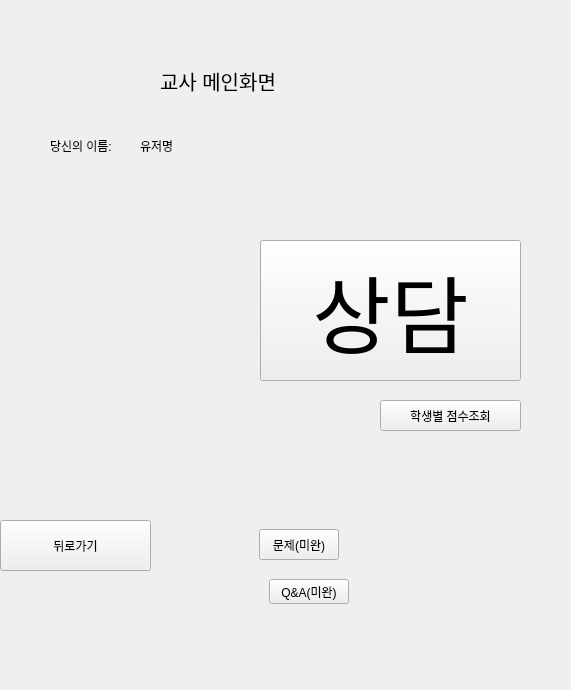
The window that teacher_client.ui (Eduappproject/education_application) describes before a commit, drawn with Qt 5.
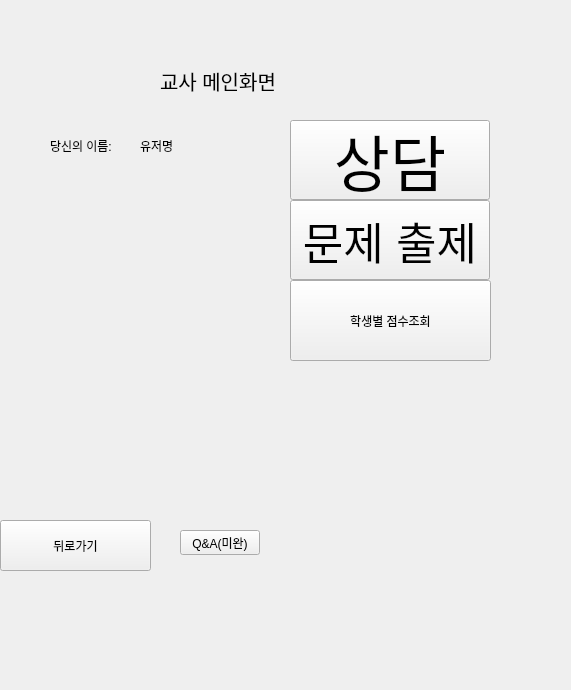
The same window after the commit. The open tabs and pages were chosen to show the change.

```diff
--- a/teacher_client.ui
+++ b/teacher_client.ui
@@ -479,52 +479,21 @@
     <widget class="QPushButton" name="StudentScore_Button_1">
      <property name="geometry">
       <rect>
-       <x>380</x>
-       <y>380</y>
-       <width>141</width>
-       <height>31</height>
+       <x>290</x>
+       <y>260</y>
+       <width>201</width>
+       <height>81</height>
       </rect>
      </property>
      <property name="text">
       <string>학생별 점수조회</string>
      </property>
     </widget>
-    <widget class="QPushButton" name="mainButton_2">
-     <property name="geometry">
-      <rect>
-       <x>259</x>
-       <y>509</y>
-       <width>80</width>
-       <height>31</height>
-      </rect>
-     </property>
-     <property name="text">
-      <string>문제(미완)</string>
-     </property>
-    </widget>
-    <widget class="QPushButton" name="mainPageCounselButton">
-     <property name="geometry">
-      <rect>
-       <x>260</x>
-       <y>220</y>
-       <width>261</width>
-       <height>141</height>
-      </rect>
-     </property>
-     <property name="font">
-      <font>
-       <pointsize>64</pointsize>
-      </font>
-     </property>
-     <property name="text">
-      <string>상담</string>
-     </property>
-    </widget>
     <widget class="QPushButton" name="mainButton_4">
      <property name="geometry">
       <rect>
-       <x>269</x>
-       <y>559</y>
+       <x>180</x>
+       <y>510</y>
        <width>80</width>
        <height>25</height>
       </rect>
@@ -590,6 +559,42 @@
       <string>당신의 이름:</string>
      </property>
     </widget>
+    <widget class="QPushButton" name="mainButton_2">
+     <property name="geometry">
+      <rect>
+       <x>290</x>
+       <y>180</y>
+       <width>200</width>
+       <height>80</height>
+      </rect>
+     </property>
+     <property name="font">
+      <font>
+       <pointsize>33</pointsize>
+      </font>
+     </property>
+     <property name="text">
+      <string>문제 출제</string>
+     </property>
+    </widget>
+    <widget class="QPushButton" name="mainPageCounselButton">
+     <property name="geometry">
+      <rect>
+       <x>290</x>
+       <y>100</y>
+       <width>200</width>
+       <height>80</height>
+      </rect>
+     </property>
+     <property name="font">
+      <font>
+       <pointsize>46</pointsize>
+      </font>
+     </property>
+     <property name="text">
+      <string>상담</string>
+     </property>
+    </widget>
    </widget>
    <widget class="QWidget" name="page_3">
     <widget class="QTextBrowser" name="chatTextBrowser">
```
Left out of the diff: 6 changed lines with no effect on the pictures.
